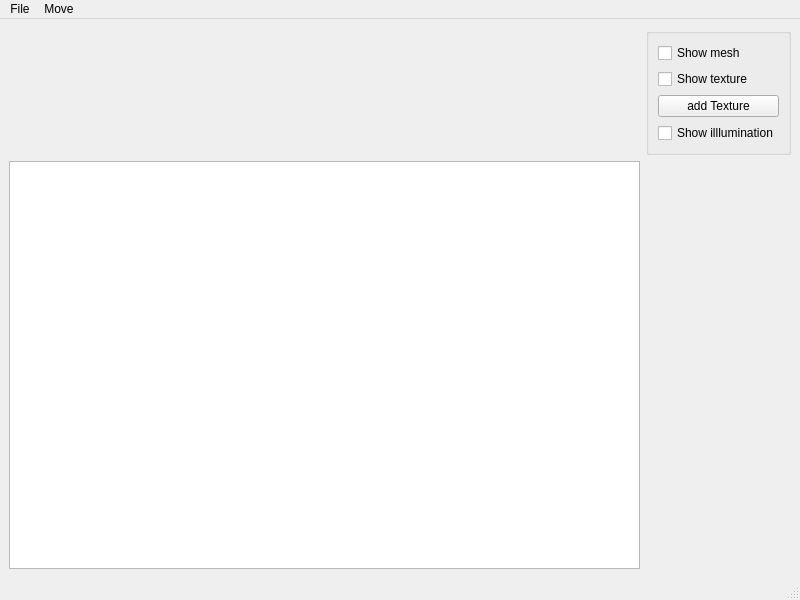
This is forms/mainwindow.ui in RenatDW/CompGraph as Qt 5 draws it before an edit. The edited form follows.
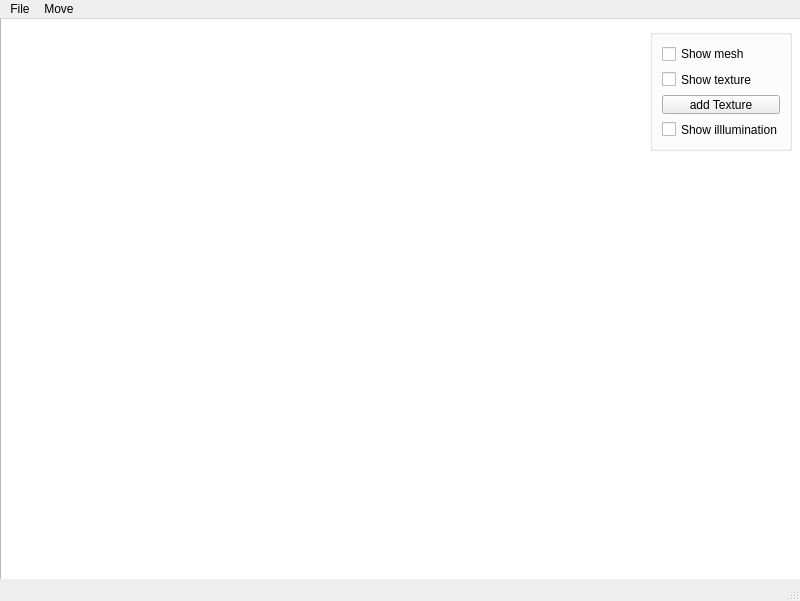
This is the edited form.

Commit message: aesthetic modification of the window #8

```diff
--- a/forms/mainwindow.ui
+++ b/forms/mainwindow.ui
@@ -7,16 +7,32 @@
     <x>0</x>
     <y>0</y>
     <width>800</width>
-    <height>600</height>
+    <height>601</height>
    </rect>
   </property>
   <property name="windowTitle">
    <string>MainWindow</string>
   </property>
   <widget class="QWidget" name="centralwidget">
-   <layout class="QGridLayout" name="gridLayout">
-    <item row="0" column="1">
+   <widget class="QGraphicsView" name="graphicsView">
+    <property name="geometry">
+     <rect>
+      <x>0</x>
+      <y>-10</y>
+      <width>801</width>
+      <height>571</height>
+     </rect>
+    </property>
+   </widget>
      <widget class="QGroupBox" name="verticalGroupBox">
+    <property name="geometry">
+     <rect>
+      <x>650</x>
+      <y>10</y>
+      <width>142</width>
+      <height>122</height>
+     </rect>
+    </property>
       <layout class="QVBoxLayout" name="verticalLayout">
        <item>
         <widget class="QCheckBox" name="checkBox_show_mesh">
@@ -48,11 +64,6 @@
        </item>
       </layout>
      </widget>
-    </item>
-    <item row="1" column="0">
-     <widget class="QGraphicsView" name="graphicsView"/>
-    </item>
-   </layout>
   </widget>
   <widget class="QMenuBar" name="menubar">
    <property name="geometry">
```
Lines whose indentation alone changed are shown as unchanged.
